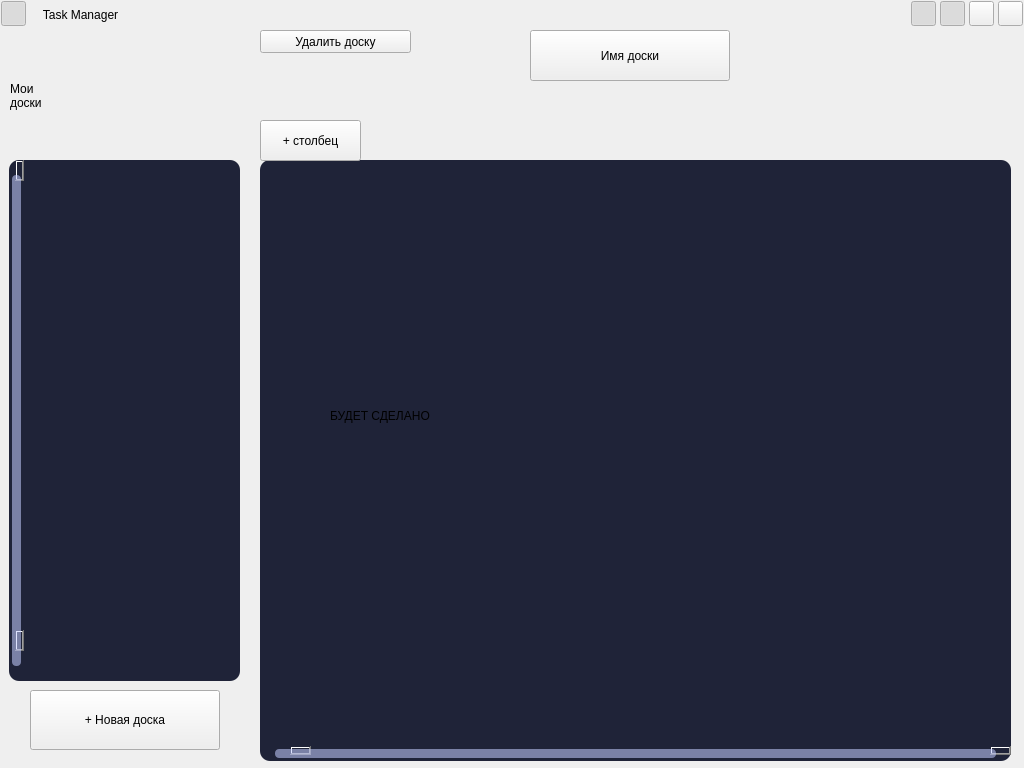
This is data/ui/ui_form.ui in Ser4ey/FEFI_project5 as Qt 5 draws it before an edit. The edited form follows.
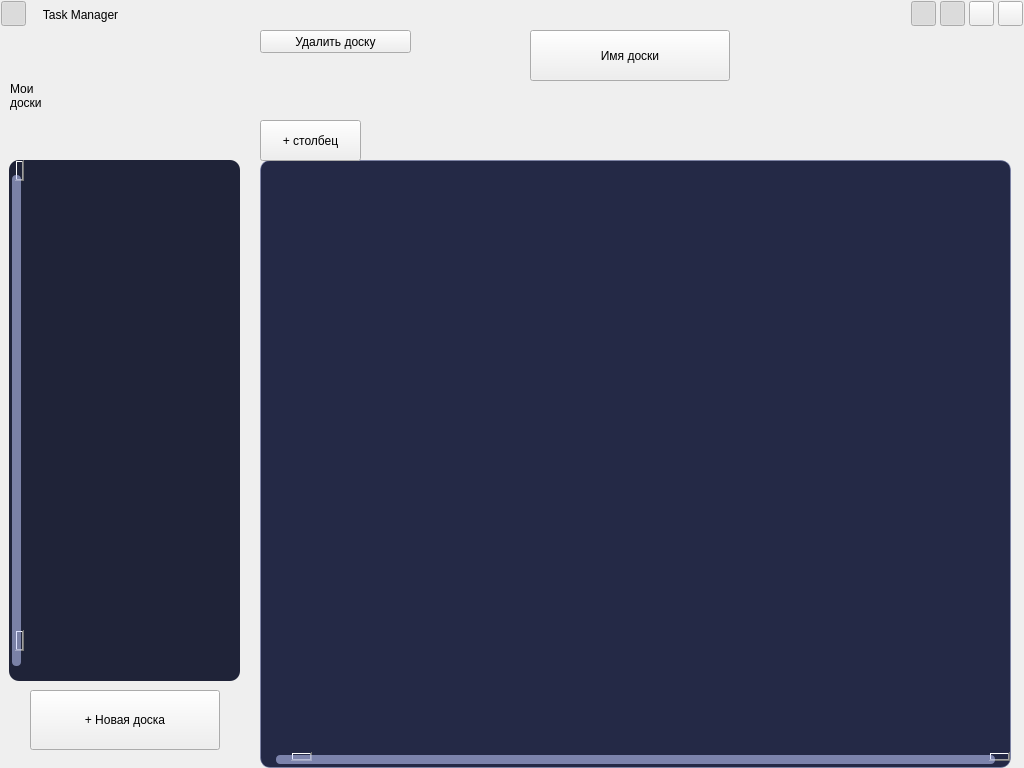
This is the edited form. The open tabs and pages were chosen to show the change. Icons and pictures are not drawn.

Diff of the .ui file:
```diff
--- a/data/ui/ui_form.ui
+++ b/data/ui/ui_form.ui
@@ -981,7 +981,7 @@
         <x>260</x>
         <y>130</y>
         <width>751</width>
-        <height>601</height>
+        <height>608</height>
        </rect>
       </property>
       <property name="layoutDirection">
@@ -990,7 +990,8 @@
       <property name="styleSheet">
        <string notr="true">QScrollArea {
     border-radius: 10px;
-    background-color: #1f2338;
+	border: 1px solid rgba(114, 124, 176, 0.5);
+	background: #242946;
 }
 
 QScrollBar:horizontal {
@@ -1075,26 +1076,10 @@
         <rect>
          <x>0</x>
          <y>0</y>
-         <width>751</width>
-         <height>586</height>
+         <width>749</width>
+         <height>591</height>
         </rect>
        </property>
-       <widget class="QLabel" name="label_2">
-        <property name="geometry">
-         <rect>
-          <x>70</x>
-          <y>200</y>
-          <width>661</width>
-          <height>111</height>
-         </rect>
-        </property>
-        <property name="text">
-         <string>БУДЕТ СДЕЛАНО</string>
-        </property>
-        <property name="class" stdset="0">
-         <string>title</string>
-        </property>
-       </widget>
       </widget>
      </widget>
      <widget class="QPushButton" name="addcolomnButton">
```
Left out of the diff: 4 changed lines with no effect on the pictures.
